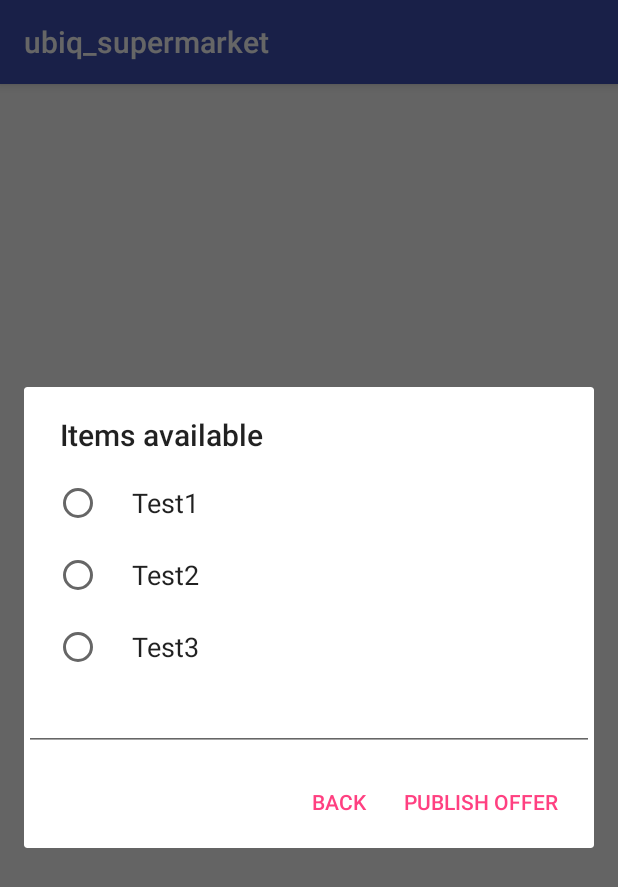
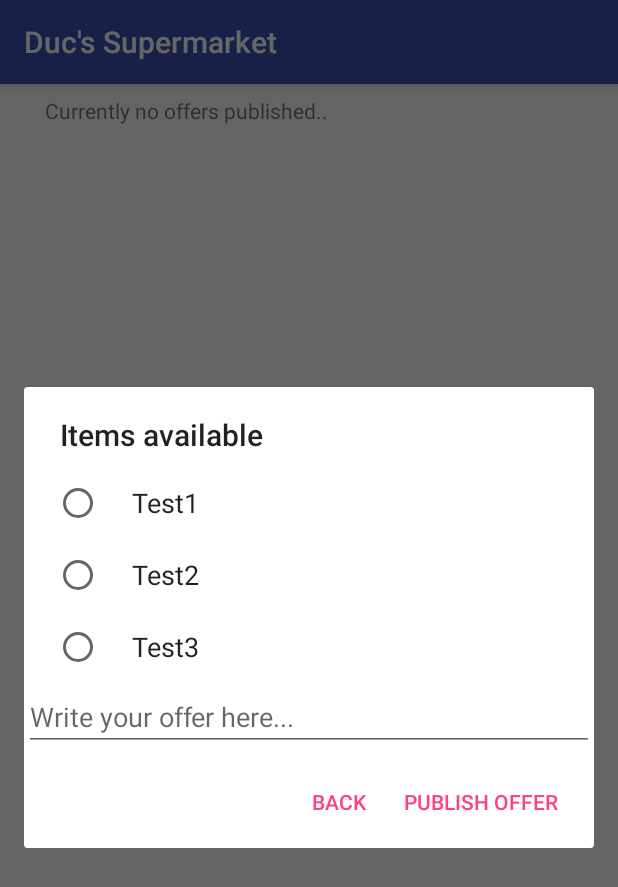
Before and after one commit to dn0912/ubiq-supermarket-app, an Android app: the screen it shows after launch (MainActivity), after a tap on "PUBLISH OFFER", on a phone screen of 412 x 824 dp. Shown: the top 887 px of the screen. Run offline under Robolectric (Android 15) with nearby library versions, the phone set to English and light mode, and no system bars; 8 statements that could not run were skipped.

Commit message:
adding placeholder texts

```diff
--- a/app/src/main/java/com/example/dnguyen/ubiq_supermarket/MainActivity.java
+++ b/app/src/main/java/com/example/dnguyen/ubiq_supermarket/MainActivity.java
@@ -9,6 +9,7 @@ import android.util.Log;
 import android.view.View;
 import android.widget.Button;
 import android.widget.EditText;
+import android.widget.ListView;
 import android.widget.TextView;
 
 public class MainActivity extends AppCompatActivity {
@@ -30,6 +31,9 @@ public class MainActivity extends AppCompatActivity {
         mPublish = (Button) findViewById(R.id.btnPublish);
         listItems = getResources().getStringArray(R.array.publish_item);
 
+        ListView view = (ListView)findViewById(R.id.offerListView);
+        view.setEmptyView(findViewById(R.id.empty_list_item));
+
         mPublish.setOnClickListener(new View.OnClickListener() {
             @Override
             public void onClick(View view) {
@@ -42,6 +46,7 @@ public class MainActivity extends AppCompatActivity {
                     }
                 });
                 final EditText offerTextField = new EditText(MainActivity.this);
+                offerTextField.setHint("Write your offer here...");
                 mBuilder.setView(offerTextField);
                 mBuilder.setCancelable(false);
                 mBuilder.setPositiveButton("Publish offer", new DialogInterface.OnClickListener() {
--- a/app/src/main/res/layout/activity_main.xml
+++ b/app/src/main/res/layout/activity_main.xml
@@ -21,14 +21,30 @@
         app:layout_constraintTop_toTopOf="parent"
         app:layout_constraintVertical_bias="0.637" />
 
-    <ListView
-        android:id="@+id/listView"
+    <LinearLayout
         android:layout_width="368dp"
-        android:layout_height="268dp"
+        android:layout_height="285dp"
         android:layout_marginEnd="8dp"
         android:layout_marginStart="8dp"
         android:layout_marginTop="8dp"
+        android:orientation="vertical"
         app:layout_constraintEnd_toEndOf="parent"
         app:layout_constraintStart_toStartOf="parent"
-        app:layout_constraintTop_toTopOf="parent" />
+        app:layout_constraintTop_toTopOf="parent">
+
+        <ListView
+            android:id="@+id/offerListView"
+            android:layout_width="wrap_content"
+            android:layout_height="wrap_content">
+        </ListView>
+
+        <TextView
+            android:id="@+id/empty_list_item"
+            android:layout_width="wrap_content"
+            android:layout_height="wrap_content"
+            android:text="Currently no offers published.."
+            android:layout_marginEnd="8dp"
+            android:layout_marginStart="8dp"
+            android:visibility="gone"/>
+    </LinearLayout>
 </android.support.constraint.ConstraintLayout>
--- a/app/src/main/res/values/strings.xml
+++ b/app/src/main/res/values/strings.xml
@@ -1,5 +1,5 @@
 <resources>
-    <string name="app_name">ubiq_supermarket</string>
+    <string name="app_name">Duc\'s Supermarket</string>
     <string-array name="publish_item">
         <item>Test1</item>
         <item>Test2</item>
```
